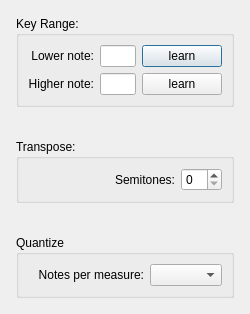
Qt form src/Standalone/gui/miditoolsdialog.ui (elieserdejesus/JamTaba) before a commit.
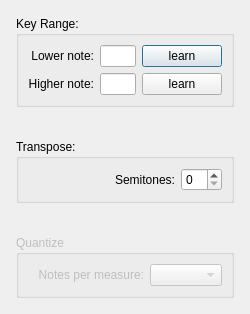
The same form after that commit.

Commit message: Disabling the Quantize controls in MidiToolsDialog

```diff
--- a/src/Standalone/gui/miditoolsdialog.ui
+++ b/src/Standalone/gui/miditoolsdialog.ui
@@ -192,6 +192,9 @@
    </item>
    <item>
     <widget class="QGroupBox" name="groupBoxQuantize">
+     <property name="enabled">
+      <bool>false</bool>
+     </property>
      <property name="sizePolicy">
       <sizepolicy hsizetype="Preferred" vsizetype="Maximum">
        <horstretch>0</horstretch>
```
